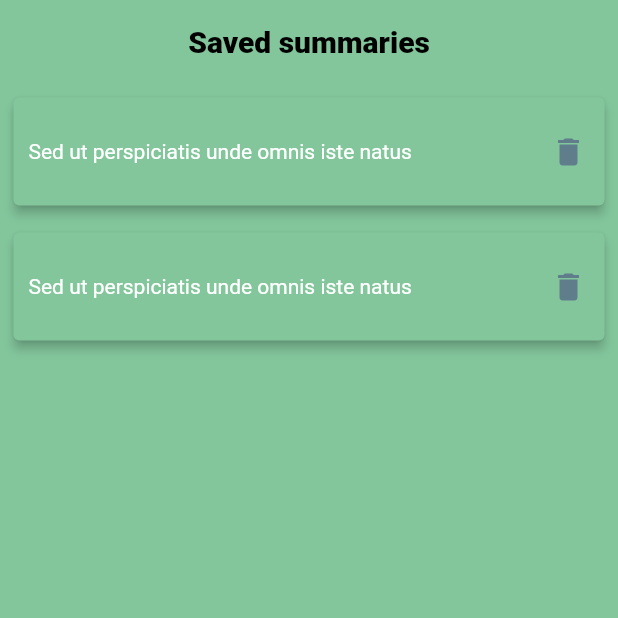
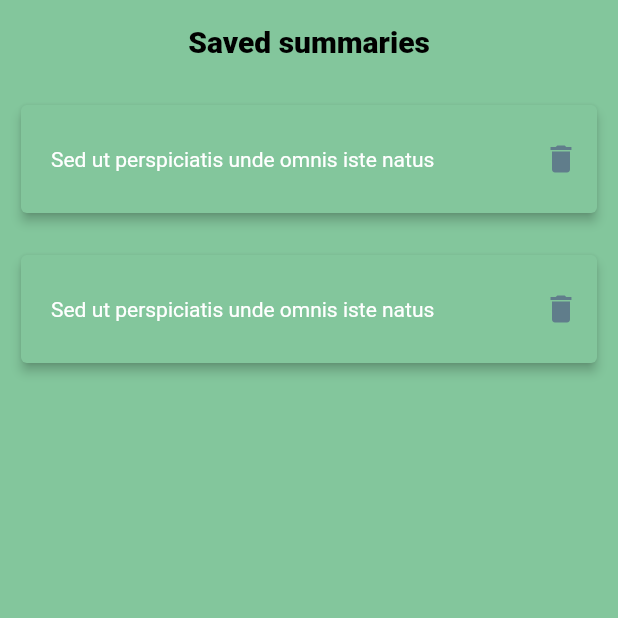
Before and after one commit to Apurba-Nath-cpu/Sanshipt, a Flutter app: the screen it shows once a user with an empty profile is signed in, after a tap on the "history" icon, on a phone screen of 412 x 824 dp, the top half of it. Run offline on Flutter 3.47's test engine with Material 2 defaults, Android fonts, the phone set to English and light mode, and no system bars; our stand-ins replace cloud_firestore, firebase_auth, firebase_core, firebase_storage, glassmorphism, image_picker and 1 more; accounts and stored records are empty; network calls fail.

Commit message:
app made full screen

```diff
--- a/lib/screens/history.dart
+++ b/lib/screens/history.dart
@@ -30,7 +30,7 @@ class _HistoryState extends State<History> {
             );
           },
           child: Container(
-            margin: EdgeInsets.all(5),
+            margin: EdgeInsets.all(10),
             height: 80,
             child: Card(
               elevation: 3,
@@ -38,7 +38,7 @@ class _HistoryState extends State<History> {
               // color: Colors.transparent,
               child: Row(
                 children: [
-                  Padding(padding: EdgeInsets.all(10), child: Text("Sed ut perspiciatis unde omnis iste natus",style: TextStyle(color: Colors.white),)),
+                  Padding(padding: EdgeInsets.all(20), child: Text("Sed ut perspiciatis unde omnis iste natus",style: TextStyle(color: Colors.white),)),
                   Spacer(),
                   // delete button to delete the summary from history storage
                   IconButton(onPressed: () {
--- a/lib/screens/home.dart
+++ b/lib/screens/home.dart
@@ -2,6 +2,7 @@ import 'dart:convert';
 import 'package:firebase_auth/firebase_auth.dart';
 import 'package:flutter/foundation.dart';
 import 'package:flutter/material.dart';
+import 'package:flutter/services.dart';
 import 'package:sanshipt/screens/history.dart';
 import 'package:sanshipt/screens/profile.dart';
 import 'package:sanshipt/screens/signup.dart';
@@ -24,7 +25,13 @@ class _HomeState extends State<Home> {
   bool urlcol = true;
   bool textcol = false;
 
+  @override
+  void initState() {
+    // TODO: implement initState
+    super.initState();
+    SystemChrome.setEnabledSystemUIMode(SystemUiMode.immersiveSticky);
 
+  }
   Widget build(BuildContext context) {
     return Material(
       child: GestureDetector(
@@ -41,7 +48,7 @@ class _HomeState extends State<Home> {
               child: SingleChildScrollView(
                 child: Column(children: [
                   Container(
-                    padding: EdgeInsets.all(10),
+                    padding: EdgeInsets.all(40),
                     child: Row(
                       mainAxisAlignment: MainAxisAlignment.spaceBetween,
                       children: [
@@ -136,6 +143,7 @@ class _HomeState extends State<Home> {
                                     });
                                   },
                                   child: Container(
+
                                       child: Text(
                                         "Url",
                                         textAlign: TextAlign.center,
@@ -145,7 +153,7 @@ class _HomeState extends State<Home> {
                                             color: Colors.black87),
                                       ),
                                       height: 30,
-                                      width: 200,
+                                      width: 150,
                                       decoration: BoxDecoration(
                                           color: urlcol
                                               ? Colors.white
@@ -175,7 +183,7 @@ class _HomeState extends State<Home> {
                                           color: Colors.black87),
                                     ),
                                     height: 30,
-                                    width: 200,
+                                    width: 150,
                                     decoration: BoxDecoration(
                                         color: textcol
                                             ? Colors.white
@@ -233,7 +241,7 @@ class _HomeState extends State<Home> {
                                 },
                                 decoration: InputDecoration(
                                   hintText: "Enter article url....",
-                                  contentPadding: EdgeInsets.all(5),
+                                  contentPadding: EdgeInsets.all(20),
                                   border: InputBorder.none,
                                 ),
                               ),
--- a/lib/screens/summaryy.dart
+++ b/lib/screens/summaryy.dart
@@ -77,7 +77,9 @@ class _SummaryyState extends State<Summaryy> {
           mainAxisAlignment: MainAxisAlignment.start,
           children: [
             // SizedBox(height: 5,),
-            Row(
+            Padding(
+              padding: const EdgeInsets.all(25),
+              child: Row(
                 mainAxisAlignment: save?MainAxisAlignment.spaceAround:MainAxisAlignment.center,
                 children: [
                   Text("Here is your summary ",style: TextStyle(fontSize: 30,fontWeight: FontWeight.w900),),
@@ -88,6 +90,7 @@ class _SummaryyState extends State<Summaryy> {
 
                   // }, child: Text("Save",style: TextStyle(color: Colors.blue, fontSize: 20),)) )
                 ],
+              ),
             ),
             SizedBox(height: 70,),
           Container(
```
Also changed, not shown: lib/screens/profile.dart (+7 -4 lines), lib/screens/show.dart (+4 -3 lines), lib/main.dart (line endings or trailing spaces). Lines whose indentation alone changed are shown as unchanged.
